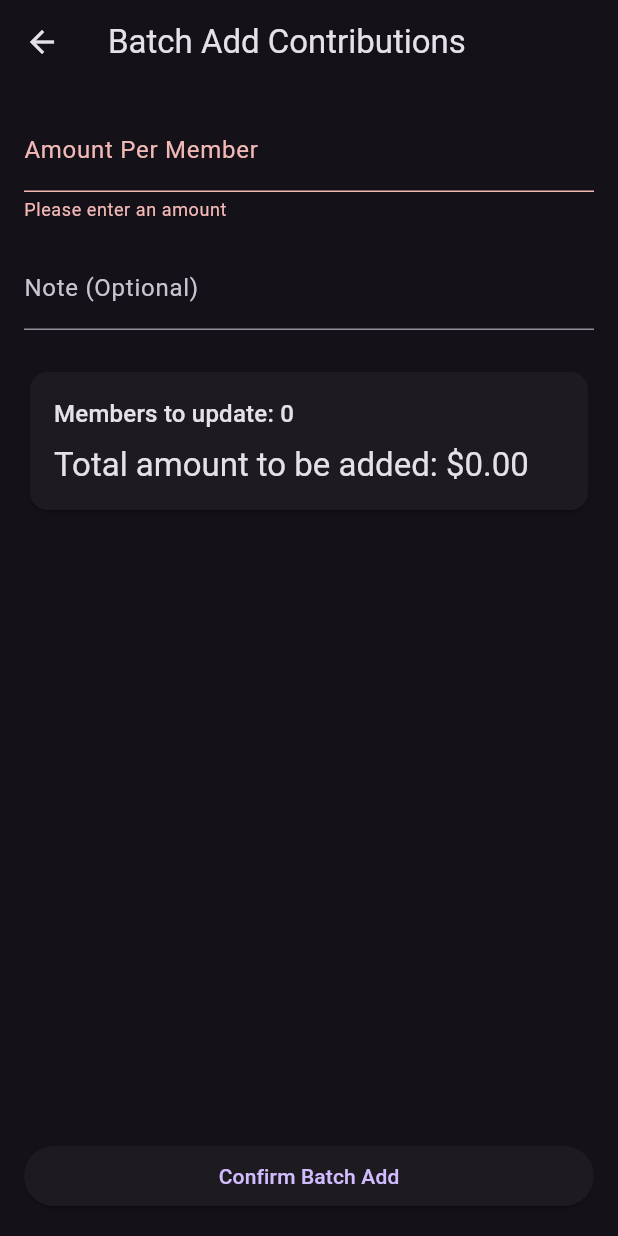
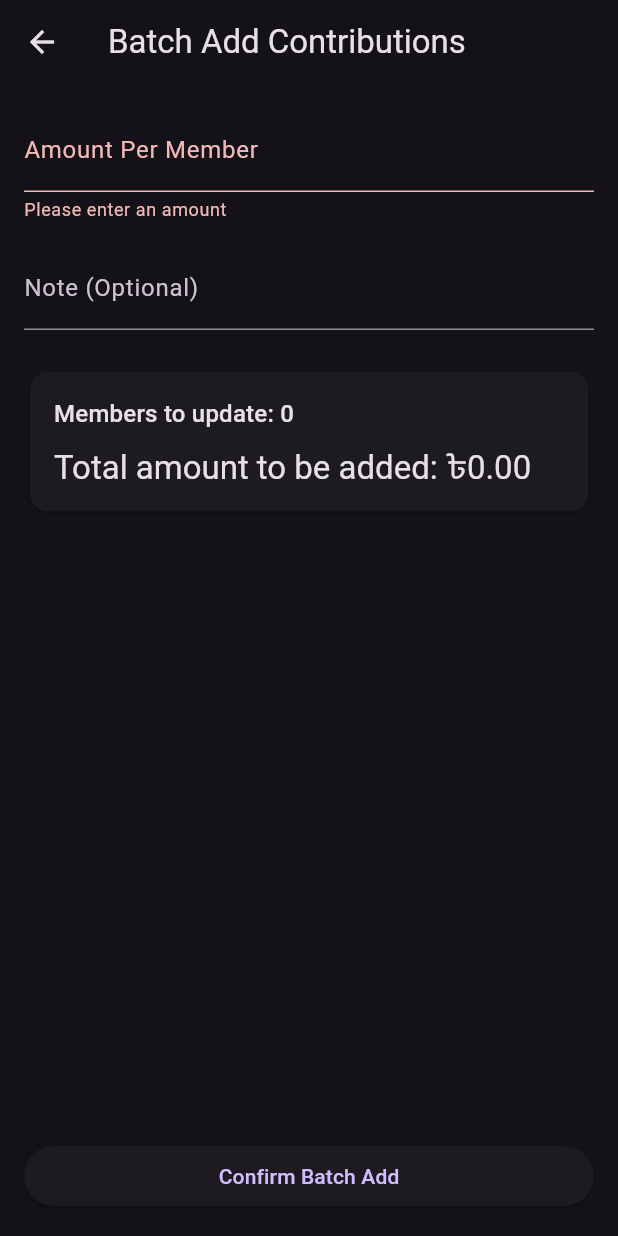
Before and after one commit to heavensarder/tourer_dalal, a Flutter app: the BatchAddScreen screen opened by its route, after a tap on "Confirm Batch Add", on a phone screen of 412 x 824 dp. Run offline on Flutter 3.47's test engine with Material 3 defaults, Android fonts, the phone set to English and light mode, and no system bars; drawn by our look-alikes of showcaseview; our stand-ins replace flutter_slidable, glassmorphism, pdf, printing, share_plus, shared_preferences and 1 more; accounts and stored records are empty.

Commit message:
sign changed

```diff
--- a/lib/src/screens/batch_add_screen.dart
+++ b/lib/src/screens/batch_add_screen.dart
@@ -54,7 +54,7 @@ class _BatchAddScreenState extends State<BatchAddScreen> {
           Navigator.of(context).pop();
           ScaffoldMessenger.of(context).showSnackBar(
             SnackBar(
-              content: Text('Added \$${amount.toStringAsFixed(2)} to $memberCount members (total \$${(amount * memberCount).toStringAsFixed(2)})'),
+              content: Text('Added \\৳${amount.toStringAsFixed(2)} to $memberCount members (total \৳${(amount * memberCount).toStringAsFixed(2)})'),
             ),
           );
         }
@@ -125,7 +125,7 @@ class _BatchAddScreenState extends State<BatchAddScreen> {
                     children: [
                       Text('Members to update: $memberCount', style: Theme.of(context).textTheme.titleMedium),
                       SizedBox(height: kSpacingXS),
-                      Text('Total amount to be added: \$${totalAmount.toStringAsFixed(2)}', style: Theme.of(context).textTheme.titleLarge),
+                      Text('Total amount to be added: \৳${totalAmount.toStringAsFixed(2)}', style: Theme.of(context).textTheme.titleLarge),
                     ],
                   ),
                 ),
--- a/lib/src/screens/member_detail_screen.dart
+++ b/lib/src/screens/member_detail_screen.dart
@@ -57,9 +57,9 @@ class MemberDetailScreen extends StatelessWidget {
                       children: [
                         Text(member.name, style: Theme.of(context).textTheme.headlineMedium),
                         SizedBox(height: kSpacingXS),
-                        Text('Total Paid: \$${member.totalPaid.toStringAsFixed(2)}', style: Theme.of(context).textTheme.titleLarge),
+                        Text('Total Paid: \৳${member.totalPaid.toStringAsFixed(2)}', style: Theme.of(context).textTheme.titleLarge),
                         SizedBox(height: kSpacingXS),
-                        Text('Initial Contribution Per Round: \$${member.initialContributionPerRound.toStringAsFixed(2)}', style: Theme.of(context).textTheme.bodyMedium),
+                        Text('Initial Contribution Per Round: \\৳$${member.initialContributionPerRound.toStringAsFixed(2)}', style: Theme.of(context).textTheme.bodyMedium),
                         Text('Joined: ${DateFormat('yyyy-MM-dd').format(DateTime.parse(member.createdAt))}', style: Theme.of(context).textTheme.bodySmall),
                         SizedBox(height: kSpacingS),
                         Align(
@@ -99,7 +99,7 @@ class MemberDetailScreen extends StatelessWidget {
                             '${transaction.note != null && transaction.note!.isNotEmpty ? '\n${transaction.note}' : ''}',
                           ),
                           trailing: Text(
-                            '${transaction.type == 'deposit' ? '+' : '-'}\$${transaction.amount.toStringAsFixed(2)}',
+                            '${transaction.type == 'deposit' ? '+' : '-'}\৳${transaction.amount.toStringAsFixed(2)}',
                             style: TextStyle(
                               color: transaction.type == 'deposit' ? Colors.green : Colors.red,
                               fontWeight: FontWeight.bold,
```
